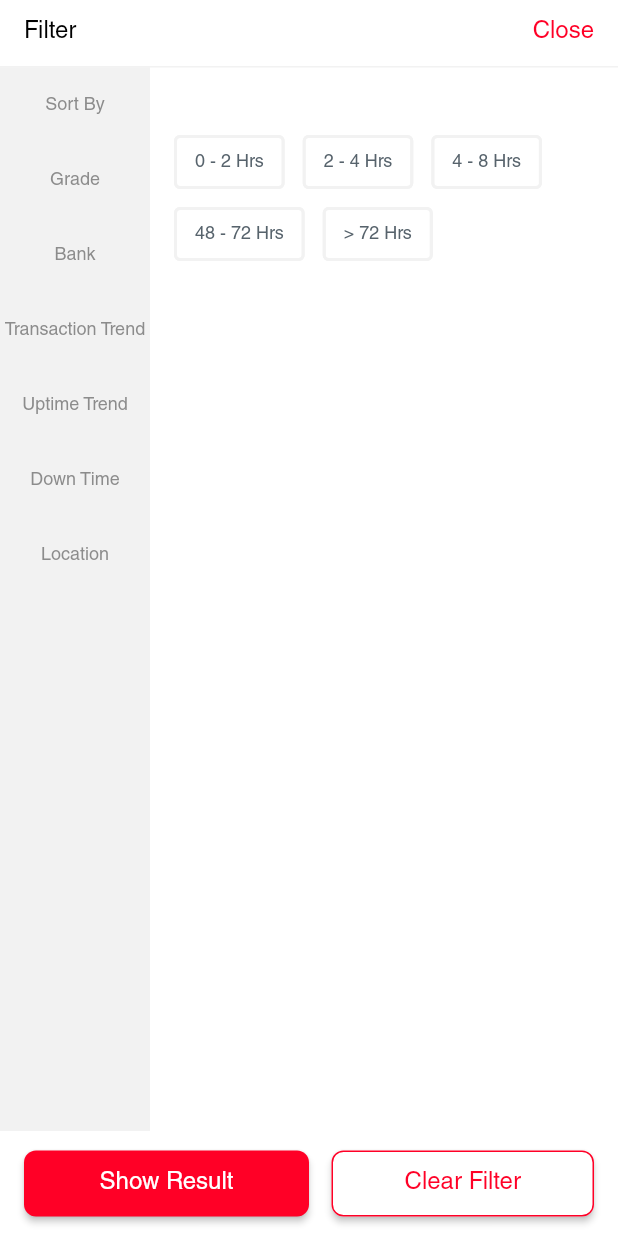
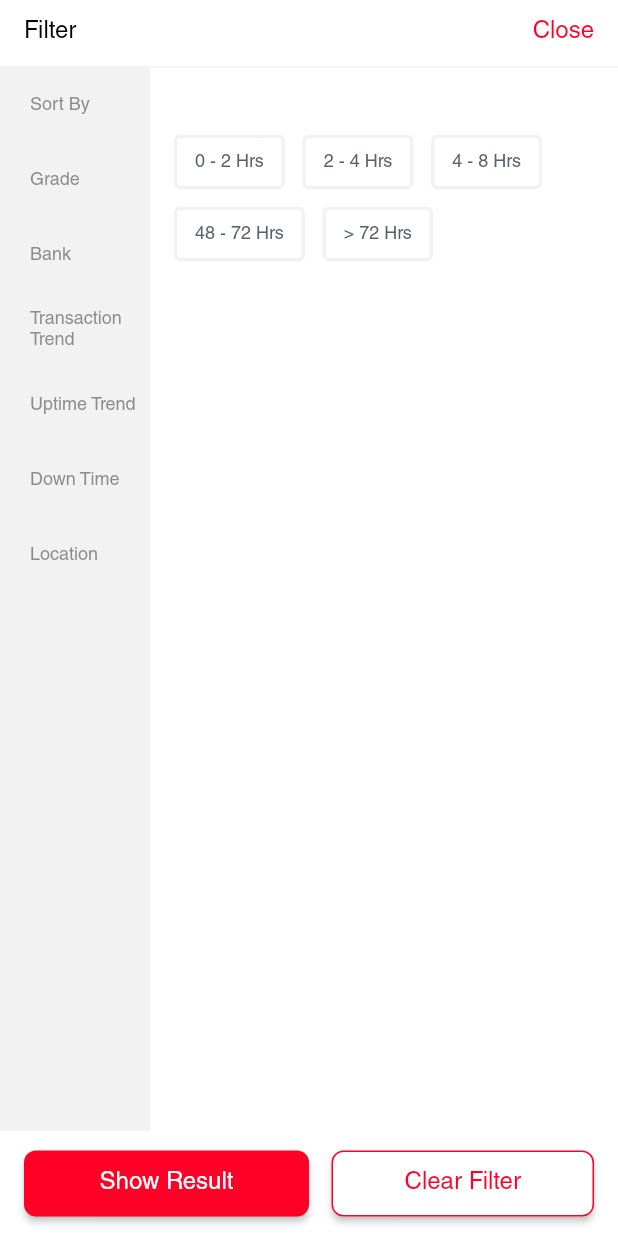
Before and after one commit to lovleshbuildint/atmceo_v2, a Flutter app: the TransactionDipWidget widget shown alone on an empty page, opened directly, on a phone screen of 412 x 824 dp. Run offline on Flutter 3.47's test engine with Material 2 defaults, Android fonts, the phone set to English and light mode, and no system bars; drawn by our look-alikes of auto_size_text; our stand-ins replace csv, easy_debounce, equatable, flutter_secure_storage, flutter_spinkit, font_awesome_flutter and 9 more; missing offline and left inert: aligned_tooltip, json_path, mime_type, no_screenshot; accounts and stored records are empty.

Commit message:
Updating to latest FlutterFlow output.

```diff
--- a/lib/pages/down_dip/down_dip_widget.dart
+++ b/lib/pages/down_dip/down_dip_widget.dart
@@ -2425,7 +2425,7 @@ class _DownDipWidgetState extends State<DownDipWidget>
                                                                 ),
                                                               ),
                                                               Container(
-                                                                width: 202.0,
+                                                                width: 182.0,
                                                                 height: 46.0,
                                                                 decoration:
                                                                     BoxDecoration(
--- a/lib/pages/transaction_dip/transaction_dip_widget.dart
+++ b/lib/pages/transaction_dip/transaction_dip_widget.dart
@@ -177,7 +177,10 @@ class _TransactionDipWidgetState extends State<TransactionDipWidget> {
                                     ? Colors.white
                                     : Color(0xFFF2F2F2),
                               ),
-                              alignment: AlignmentDirectional(0.00, 0.00),
+                              alignment: AlignmentDirectional(-1.00, 0.00),
+                              child: Padding(
+                                padding: EdgeInsetsDirectional.fromSTEB(
+                                    20.0, 0.0, 0.0, 0.0),
                                 child: Text(
                                   'Sort By',
                                   textAlign: TextAlign.center,
@@ -191,6 +194,7 @@ class _TransactionDipWidgetState extends State<TransactionDipWidget> {
                                             .containsKey(
                                                 FlutterFlowTheme.of(context)
                                                     .bodyMediumFamily),
+                                      ),
                                 ),
                               ),
                             ),
@@ -225,7 +229,10 @@ class _TransactionDipWidgetState extends State<TransactionDipWidget> {
                                     ? Colors.white
                                     : Color(0xFFF2F2F2),
                               ),
-                              alignment: AlignmentDirectional(0.00, 0.00),
+                              alignment: AlignmentDirectional(-1.00, 0.00),
+                              child: Padding(
+                                padding: EdgeInsetsDirectional.fromSTEB(
+                                    20.0, 0.0, 0.0, 0.0),
                                 child: Text(
                                   'Grade',
                                   textAlign: TextAlign.center,
@@ -239,6 +246,7 @@ class _TransactionDipWidgetState extends State<TransactionDipWidget> {
                                             .containsKey(
                                                 FlutterFlowTheme.of(context)
                                                     .bodyMediumFamily),
+                                      ),
                                 ),
                               ),
                             ),
@@ -273,10 +281,13 @@ class _TransactionDipWidgetState extends State<TransactionDipWidget> {
                                     ? Colors.white
                                     : Color(0xFFF2F2F2),
                               ),
-                              alignment: AlignmentDirectional(0.00, 0.00),
+                              alignment: AlignmentDirectional(-1.00, 0.00),
+                              child: Padding(
+                                padding: EdgeInsetsDirectional.fromSTEB(
+                                    20.0, 0.0, 0.0, 0.0),
                                 child: Text(
                                   'Bank',
-                                textAlign: TextAlign.center,
+                                  textAlign: TextAlign.start,
                                   style: FlutterFlowTheme.of(context)
                                       .bodyMedium
                                       .override(
@@ -287,6 +298,7 @@ class _TransactionDipWidgetState extends State<TransactionDipWidget> {
                                             .containsKey(
                                                 FlutterFlowTheme.of(context)
                                                     .bodyMediumFamily),
+                                      ),
                                 ),
                               ),
                             ),
@@ -321,10 +333,13 @@ class _TransactionDipWidgetState extends State<TransactionDipWidget> {
                                     ? Colors.white
                                     : Color(0xFFF2F2F2),
                               ),
-                              alignment: AlignmentDirectional(0.00, 0.00),
+                              alignment: AlignmentDirectional(-1.00, 0.00),
+                              child: Padding(
+                                padding: EdgeInsetsDirectional.fromSTEB(
+                                    20.0, 0.0, 0.0, 0.0),
                                 child: Text(
                                   'Transaction Trend',
-                                textAlign: TextAlign.center,
+                                  textAlign: TextAlign.start,
                                   style: FlutterFlowTheme.of(context)
                                       .bodyMedium
                                       .override(
@@ -335,6 +350,7 @@ class _TransactionDipWidgetState extends State<TransactionDipWidget> {
                                             .containsKey(
                                                 FlutterFlowTheme.of(context)
                                                     .bodyMediumFamily),
+                                      ),
                                 ),
                               ),
                             ),
@@ -369,10 +385,13 @@ class _TransactionDipWidgetState extends State<TransactionDipWidget> {
                                     ? Colors.white
                                     : Color(0xFFF2F2F2),
                               ),
-                              alignment: AlignmentDirectional(0.00, 0.00),
+                              alignment: AlignmentDirectional(-1.00, 0.00),
+                              child: Padding(
+                                padding: EdgeInsetsDirectional.fromSTEB(
+                                    20.0, 0.0, 0.0, 0.0),
                                 child: Text(
                                   'Uptime Trend',
-                                textAlign: TextAlign.center,
+                                  textAlign: TextAlign.start,
                                   style: FlutterFlowTheme.of(context)
                                       .bodyMedium
                                       .override(
@@ -383,6 +402,7 @@ class _TransactionDipWidgetState extends State<TransactionDipWidget> {
                                             .containsKey(
                                                 FlutterFlowTheme.of(context)
                                                     .bodyMediumFamily),
+                                      ),
                                 ),
                               ),
                             ),
@@ -417,10 +437,13 @@ class _TransactionDipWidgetState extends State<TransactionDipWidget> {
                                     ? Colors.white
                                     : Color(0xFFF2F2F2),
                               ),
-                              alignment: AlignmentDirectional(0.00, 0.00),
+                              alignment: AlignmentDirectional(-1.00, 0.00),
+                              child: Padding(
+                                padding: EdgeInsetsDirectional.fromSTEB(
+                                    20.0, 0.0, 0.0, 0.0),
                                 child: Text(
                                   'Down Time',
-                                textAlign: TextAlign.center,
+                                  textAlign: TextAlign.start,
                                   style: FlutterFlowTheme.of(context)
                                       .bodyMedium
                                       .override(
@@ -431,6 +454,7 @@ class _TransactionDipWidgetState extends State<TransactionDipWidget> {
                                             .containsKey(
                                                 FlutterFlowTheme.of(context)
                                                     .bodyMediumFamily),
+                                      ),
                                 ),
                               ),
                             ),
@@ -465,7 +489,10 @@ class _TransactionDipWidgetState extends State<TransactionDipWidget> {
                                     ? Colors.white
                                     : Color(0xFFF2F2F2),
                               ),
-                              alignment: AlignmentDirectional(0.00, 0.00),
+                              alignment: AlignmentDirectional(-1.00, 0.00),
+                              child: Padding(
+                                padding: EdgeInsetsDirectional.fromSTEB(
+                                    20.0, 0.0, 0.0, 0.0),
                                 child: Text(
                                   'Location',
                                   textAlign: TextAlign.center,
@@ -479,6 +506,7 @@ class _TransactionDipWidgetState extends State<TransactionDipWidget> {
                                             .containsKey(
                                                 FlutterFlowTheme.of(context)
                                                     .bodyMediumFamily),
+                                      ),
                                 ),
                               ),
                             ),
```
Lines whose indentation alone changed are shown as unchanged.
